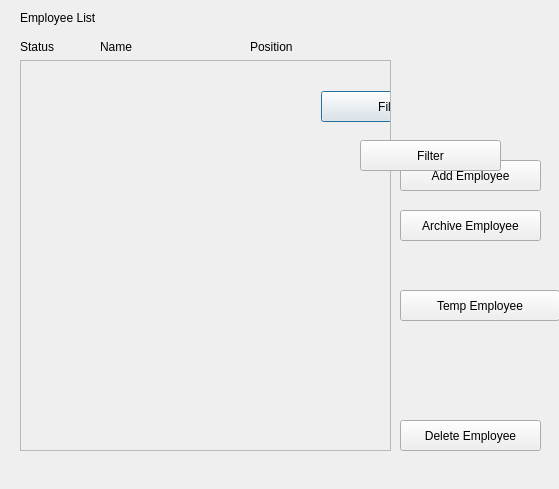
jordynmarlow/SoftwareEngineering, file UI/EmployeesDialog.ui: the form before one commit.
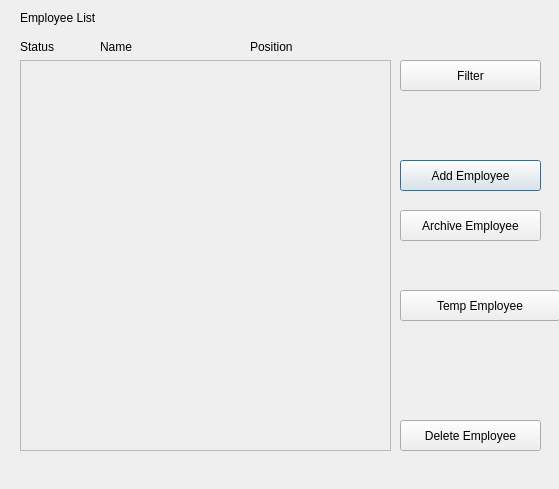
The form after the commit.

The edit to the form file:
```diff
--- a/UI/EmployeesDialog.ui
+++ b/UI/EmployeesDialog.ui
@@ -34,19 +34,6 @@
       <height>389</height>
      </rect>
     </property>
-    <widget class="QPushButton" name="filter_employees_bt">
-     <property name="geometry">
-      <rect>
-       <x>300</x>
-       <y>30</y>
-       <width>141</width>
-       <height>31</height>
-      </rect>
-     </property>
-     <property name="text">
-      <string>Filter</string>
-     </property>
-    </widget>
    </widget>
   </widget>
   <widget class="QPushButton" name="add_employee_bt">
@@ -88,19 +75,6 @@
     <string>Employee List</string>
    </property>
   </widget>
-  <widget class="QPushButton" name="filter_employees_bt">
-   <property name="geometry">
-    <rect>
-     <x>360</x>
-     <y>140</y>
-     <width>141</width>
-     <height>31</height>
-    </rect>
-   </property>
-   <property name="text">
-    <string>Filter</string>
-   </property>
-  </widget>
   <widget class="QPushButton" name="archive_employee_bt">
    <property name="geometry">
     <rect>
@@ -166,6 +140,19 @@
     <string>Temp Employee</string>
    </property>
   </widget>
+  <widget class="QPushButton" name="filter_employees_bt">
+   <property name="geometry">
+    <rect>
+     <x>400</x>
+     <y>60</y>
+     <width>141</width>
+     <height>31</height>
+    </rect>
+   </property>
+   <property name="text">
+    <string>Filter</string>
+   </property>
+  </widget>
  </widget>
  <resources/>
  <connections/>
```
Left out of the diff: 4 changed lines with no effect on the pictures.
